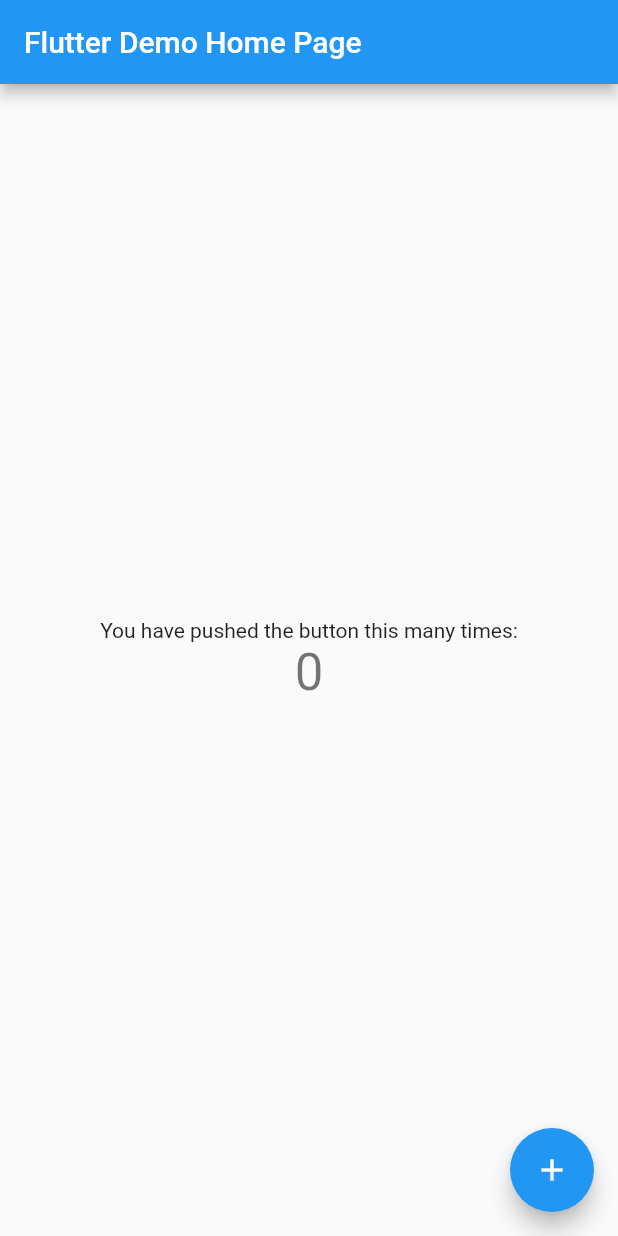
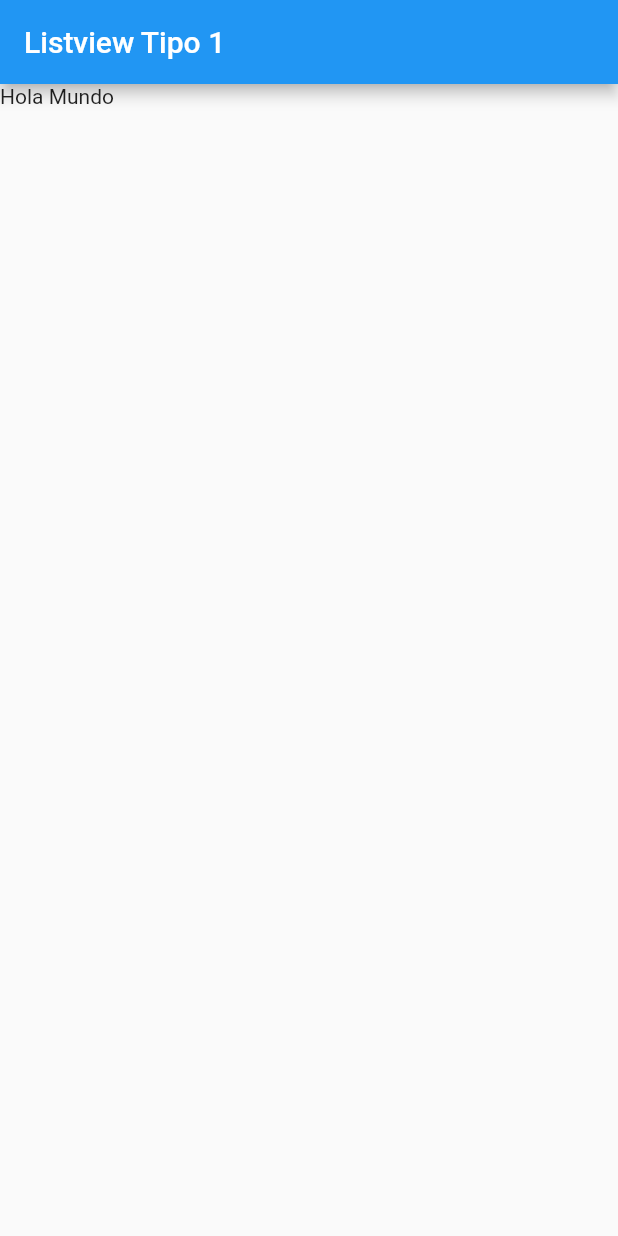
Before and after one commit to brianzav/fl_components, a Flutter app: the screen it shows after launch, on a phone screen of 412 x 824 dp. Run offline on Flutter 3.47's test engine with Material 2 defaults, Android fonts, the phone set to English and light mode, and no system bars.

Commit message:
ListView 1

```diff
--- a/lib/main.dart
+++ b/lib/main.dart
@@ -1,115 +1,16 @@
+import 'package:fl_components/screens/listview1_screen.dart';
 import 'package:flutter/material.dart';
 
-void main() {
-  runApp(const MyApp());
-}
+void main() => runApp(const MyApp());
 
 class MyApp extends StatelessWidget {
   const MyApp({super.key});
 
-  // This widget is the root of your application.
   @override
   Widget build(BuildContext context) {
-    return MaterialApp(
-      title: 'Flutter Demo',
-      theme: ThemeData(
-        // This is the theme of your application.
-        //
-        // Try running your application with "flutter run". You'll see the
-        // application has a blue toolbar. Then, without quitting the app, try
-        // changing the primarySwatch below to Colors.green and then invoke
-        // "hot reload" (press "r" in the console where you ran "flutter run",
-        // or simply save your changes to "hot reload" in a Flutter IDE).
-        // Notice that the counter didn't reset back to zero; the application
-        // is not restarted.
-        primarySwatch: Colors.blue,
-      ),
-      home: const MyHomePage(title: 'Flutter Demo Home Page'),
-    );
+    return const MaterialApp(
+        debugShowCheckedModeBanner: false,
+        title: 'Material App',
+        home: Listview1Screen());
   }
 }
-
-class MyHomePage extends StatefulWidget {
-  const MyHomePage({super.key, required this.title});
-
-  // This widget is the home page of your application. It is stateful, meaning
-  // that it has a State object (defined below) that contains fields that affect
-  // how it looks.
-
-  // This class is the configuration for the state. It holds the values (in this
-  // case the title) provided by the parent (in this case the App widget) and
-  // used by the build method of the State. Fields in a Widget subclass are
-  // always marked "final".
-
-  final String title;
-
-  @override
-  State<MyHomePage> createState() => _MyHomePageState();
-}
-
-class _MyHomePageState extends State<MyHomePage> {
-  int _counter = 0;
-
-  void _incrementCounter() {
-    setState(() {
-      // This call to setState tells the Flutter framework that something has
-      // changed in this State, which causes it to rerun the build method below
-      // so that the display can reflect the updated values. If we changed
-      // _counter without calling setState(), then the build method would not be
-      // called again, and so nothing would appear to happen.
-      _counter++;
-    });
-  }
-
-  @override
-  Widget build(BuildContext context) {
-    // This method is rerun every time setState is called, for instance as done
-    // by the _incrementCounter method above.
-    //
-    // The Flutter framework has been optimized to make rerunning build methods
-    // fast, so that you can just rebuild anything that needs updating rather
-    // than having to individually change instances of widgets.
-    return Scaffold(
-      appBar: AppBar(
-        // Here we take the value from the MyHomePage object that was created by
-        // the App.build method, and use it to set our appbar title.
-        title: Text(widget.title),
-      ),
-      body: Center(
-        // Center is a layout widget. It takes a single child and positions it
-        // in the middle of the parent.
-        child: Column(
-          // Column is also a layout widget. It takes a list of children and
-          // arranges them vertically. By default, it sizes itself to fit its
-          // children horizontally, and tries to be as tall as its parent.
-          //
-          // Invoke "debug painting" (press "p" in the console, choose the
-          // "Toggle Debug Paint" action from the Flutter Inspector in Android
-          // Studio, or the "Toggle Debug Paint" command in Visual Studio Code)
-          // to see the wireframe for each widget.
-          //
-          // Column has various properties to control how it sizes itself and
-          // how it positions its children. Here we use mainAxisAlignment to
-          // center the children vertically; the main axis here is the vertical
-          // axis because Columns are vertical (the cross axis would be
-          // horizontal).
-          mainAxisAlignment: MainAxisAlignment.center,
-          children: <Widget>[
-            const Text(
-              'You have pushed the button this many times:',
-            ),
-            Text(
-              '$_counter',
-              style: Theme.of(context).textTheme.headlineMedium,
-            ),
-          ],
-        ),
-      ),
-      floatingActionButton: FloatingActionButton(
-        onPressed: _incrementCounter,
-        tooltip: 'Increment',
-        child: const Icon(Icons.add),
-      ), // This trailing comma makes auto-formatting nicer for build methods.
-    );
-  }
-}
--- /dev/null
+++ b/lib/screens/listview1_screen.dart
@@ -0,0 +1,18 @@
+import 'package:flutter/material.dart';
+
+class Listview1Screen extends StatelessWidget {
+  const Listview1Screen({Key? key}) : super(key: key);
+
+  @override
+  Widget build(BuildContext context) {
+    return Scaffold(
+        appBar: AppBar(
+          title: const Text('Listview Tipo 1'),
+        ),
+        body: ListView(
+          children: [
+            Text('Hola Mundo'),
+          ],
+        ));
+  }
+}
```
